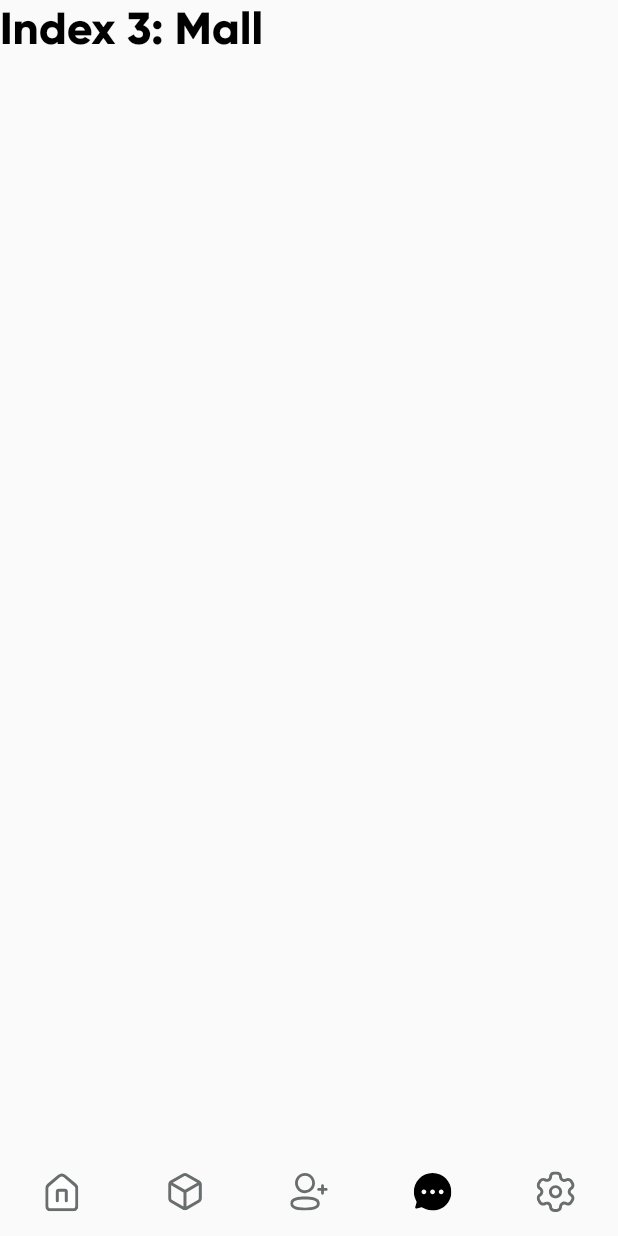
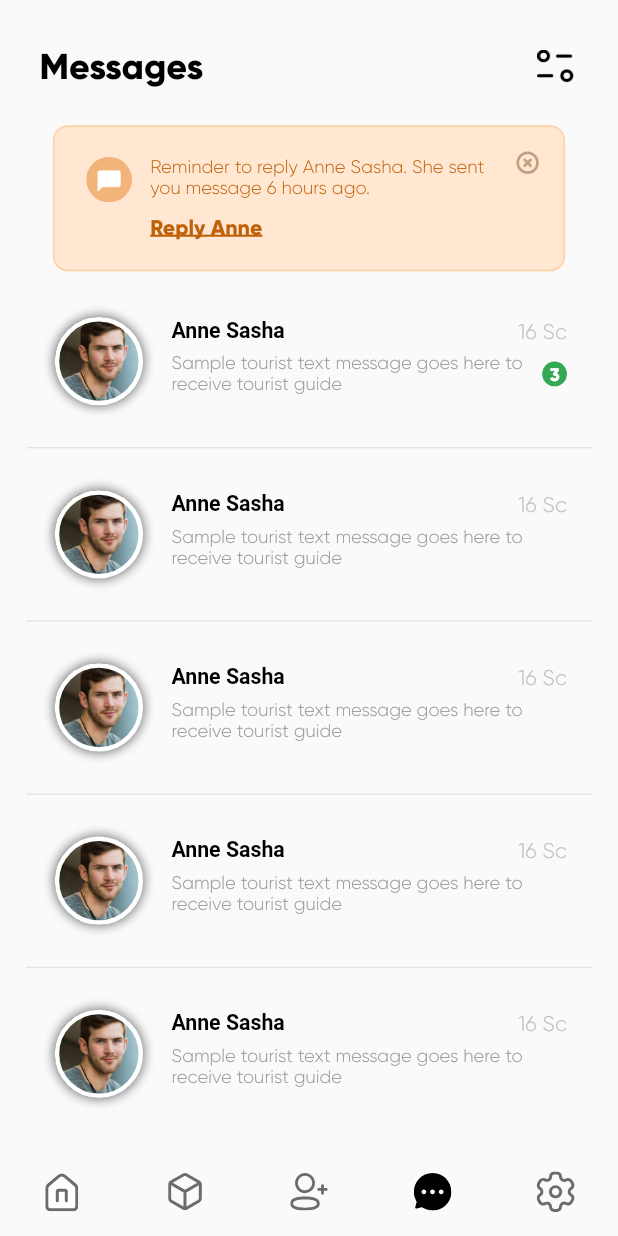
Before and after one commit to ConvrtX-Inc/guided-mobile, a Flutter app: the MainNavigationScreen screen opened directly, item 4 of the bottom bar chosen, on a phone screen of 412 x 824 dp. Run offline on Flutter 3.47's test engine with Material 2 defaults, Android fonts, the phone set to English and light mode, and no system bars; our stand-ins replace badges, carousel_slider, country_code_picker, dots_indicator, flutter_image_slideshow, flutter_keyboard_visibility and 7 more; missing offline and left inert: custom_check_box; network calls fail.

Commit message:
task updates
message filter screen
message inbox screen

```diff
--- a/lib/constants/app_colors.dart
+++ b/lib/constants/app_colors.dart
@@ -16,4 +16,13 @@ class AppColors {
 
   /// Returns cloud color
   static HexColor cloud = HexColor('#C4C4C4');
+
+  /// Returns Champagne color
+  static HexColor champagne = HexColor('#FFE7D1');
+
+  /// Returns Sunset color
+  static HexColor sunset = HexColor('#FFCFA3');
+
+  /// Returns Rust Orange color
+  static HexColor rustOrange = HexColor('#BF610A');
 }
--- /dev/null
+++ b/lib/constants/app_list.dart
@@ -0,0 +1,14 @@
+/// Class for app constant list
+class AppListConstants {
+  /// Constructor
+  AppListConstants();
+
+  /// use in message filter screen
+  static List<String> filterList = <String>[
+    'All',
+    'Unread',
+    'Spam',
+    'Sent',
+    'Archive'
+  ];
+}
--- /dev/null
+++ b/lib/constants/app_texts.dart
@@ -0,0 +1,36 @@
+/// Texts used by the app
+class AppTextConstants {
+  /// Constructor
+  AppTextConstants();
+
+  /// Returns Request Pending text
+  static String requestPending = 'Request Pending';
+
+  /// Returns Message Time text
+  static String messageTime = '16 Sc';
+
+  /// Returns Your booking request in pending status text
+  static String bookingRequestPending =
+      'Your booking request in pending status';
+
+  /// Returns pending  text
+  static String pending = 'Pending';
+
+  /// Returns Request accepted  text
+  static String requestAccepted = 'Request accepted';
+
+  /// Returns Congratulations  text
+  static String congratulations = 'Congratulations';
+
+  /// Returns New message  text
+  static String newMessage = 'New message  ';
+
+  /// Returns Notifications  text
+  static String notification = 'Notifications';
+
+  /// Returns Message Filter  text
+  static String messageFilter = 'Message Filter';
+
+  /// Returns Messages  text
+  static String messages = 'Messages';
+}
--- a/lib/main_navigation/main_navigation.dart
+++ b/lib/main_navigation/main_navigation.dart
@@ -3,6 +3,7 @@ import 'package:guided/common/widgets/bottom_navigation_bar.dart';
 import 'package:guided/main_navigation/home/screens/home_main.dart';
 import 'package:guided/main_navigation/settings/screens/settings_main.dart';
 import 'package:guided/main_navigation/content/content_main.dart';
+import 'package:guided/screens/messsage/message_inbox.dart';
 
 /// Screen for home
 class MainNavigationScreen extends StatefulWidget {
@@ -10,7 +11,9 @@ class MainNavigationScreen extends StatefulWidget {
   final int contentIndex;
 
   /// Constructor
-  const MainNavigationScreen({Key? key, required this.navIndex, required this.contentIndex}) : super(key: key);
+  const MainNavigationScreen(
+      {Key? key, required this.navIndex, required this.contentIndex})
+      : super(key: key);
 
   @override
   _HomeScreenState createState() => _HomeScreenState(navIndex, contentIndex);
@@ -33,7 +36,7 @@ class _HomeScreenState extends State<MainNavigationScreen> {
   }
 
   @override
-  void initState(){
+  void initState() {
     setState(() {
       _selectedIndex = navIndex;
       _selectedContent = contentIndex;
@@ -51,10 +54,7 @@ class _HomeScreenState extends State<MainNavigationScreen> {
       'Index 2: School',
       style: optionStyle,
     ),
-    const Text(
-      'Index 3: Mall',
-      style: optionStyle,
-    ),
+    const MessageInbox(),
     SettingsMain(),
   ];
 
@@ -66,5 +66,4 @@ class _HomeScreenState extends State<MainNavigationScreen> {
             selectedIndex: _selectedIndex,
             setBottomNavigationIndex: setBottomNavigationIndexHandler));
   }
-
 }
--- a/lib/routes/route_generator.dart
+++ b/lib/routes/route_generator.dart
@@ -1,4 +1,6 @@
 import 'package:flutter/material.dart';
+import 'package:guided/screens/messsage/message_filter_screen.dart';
+import 'package:guided/screens/messsage/message_inbox.dart';
 import 'package:guided/screens/notification/notification_screen.dart';
 import 'package:guided/signin_signup/login_screen.dart';
 
@@ -15,6 +17,11 @@ class RouteGenerator {
             builder: (_) => const NotificationScreen());
       case '/login':
         return MaterialPageRoute<dynamic>(builder: (_) => const LoginScreen());
+      case '/message_filter':
+        return MaterialPageRoute<dynamic>(
+            builder: (_) => const MessageFilterScreen());
+      case '/message_inbox':
+        return MaterialPageRoute<dynamic>(builder: (_) => const MessageInbox());
       default:
         return _errorRoute();
     }
--- /dev/null
+++ b/lib/screens/messsage/message_inbox.dart
@@ -0,0 +1,285 @@
+import 'package:flutter/material.dart';
+import 'package:flutter_screenutil/flutter_screenutil.dart';
+import 'package:flutter_svg/flutter_svg.dart';
+import 'package:guided/constants/app_colors.dart';
+import 'package:guided/constants/app_list.dart';
+import 'package:guided/constants/app_texts.dart';
+import 'package:guided/constants/asset_path.dart';
+
+/// Notification Screen
+class MessageInbox extends StatefulWidget {
+  /// Constructor
+  const MessageInbox({Key? key}) : super(key: key);
+
+  @override
+  _MessageInboxState createState() => _MessageInboxState();
+}
+
+class _MessageInboxState extends State<MessageInbox> {
+  double _height = 94.h;
+  double _width = 309.w;
+  @override
+  Widget build(BuildContext context) {
+    return Scaffold(
+      resizeToAvoidBottomInset: true,
+      body: SafeArea(
+        child: Padding(
+          padding: EdgeInsets.symmetric(horizontal: 16.w, vertical: 5.h),
+          child: Column(
+            crossAxisAlignment: CrossAxisAlignment.start,
+            children: <Widget>[
+              // IconButton(
+              //   icon: SvgPicture.asset(
+              //       'assets/images/svg/arrow_back_with_tail.svg',
+              //       height: 40.h,
+              //       width: 40.w),
+              //   onPressed: () {
+              //     Navigator.pop(context);
+              //   },
+              // ),
+              SizedBox(
+                height: 15.h,
+              ),
+              Padding(
+                  padding: EdgeInsets.only(left: 8.w),
+                  child: Row(
+                    mainAxisAlignment: MainAxisAlignment.spaceBetween,
+                    children: <Widget>[
+                      Text(
+                        AppTextConstants.messages,
+                        style: const TextStyle(
+                          fontWeight: FontWeight.w600,
+                          fontSize: 24,
+                        ),
+                      ),
+                      IconButton(
+                        icon: Image.asset(
+                            '${AssetsPath.assetsPNGPath}/sort.png',
+                            height: 22.h,
+                            width: 24.w),
+                        onPressed: () {
+                          Navigator.of(context).pushNamed('/message_filter');
+                        },
+                      ),
+                    ],
+                  )),
+              SizedBox(
+                height: 15.h,
+              ),
+              Center(
+                child: Container(
+                  // color: AppColors.champagne,
+                  decoration: BoxDecoration(
+                      color: AppColors.champagne,
+                      border: Border.all(
+                        color: AppColors.sunset,
+                      ),
+                      borderRadius: BorderRadius.all(Radius.circular(10.r))),
+                  child: AnimatedContainer(
+                    curve: Curves.fastOutSlowIn,
+                    duration: const Duration(milliseconds: 1),
+                    child: SizedBox(
+                      width: _width,
+                      height: _height,
+                      child: Stack(
+                        children: <Widget>[
+                          Positioned(
+                            right: 0.w,
+                            top: 0.h,
+                            child: IconButton(
+                              icon: Image.asset(
+                                  '${AssetsPath.assetsPNGPath}/message_close.png',
+                                  height: 16.h,
+                                  width: 16.w),
+                              onPressed: () {
+                                setState(() {
+                                  _width = 0;
+                                  _height = 0;
+                                });
+                              },
+                            ),
+                          ),
+                          Padding(
+                            padding: const EdgeInsets.all(20),
+                            child: Row(
+                              crossAxisAlignment: CrossAxisAlignment.start,
+                              children: <Widget>[
+                                Container(
+                                  width: 30.w,
+                                  height: 30.h,
+                                  decoration: const BoxDecoration(
+                                    shape: BoxShape.circle,
+                                    image: DecorationImage(
+                                      fit: BoxFit.fill,
+                                      image: AssetImage(
+                                          '${AssetsPath.assetsPNGPath}/message_reminder.png'),
+                                    ),
+                                  ),
+                                ),
+                                SizedBox(
+                                  width: 10.w,
+                                ),
+                                Column(
+                                  crossAxisAlignment: CrossAxisAlignment.start,
+                                  mainAxisAlignment:
+                                      MainAxisAlignment.spaceBetween,
+                                  children: <Widget>[
+                                    SizedBox(
+                                      width: 215.w,
+                                      child: Text(
+                                        'Reminder to reply Anne Sasha. She sent you message 6 hours ago.',
+                                        style: TextStyle(
+                                          fontSize: 12.sp,
+                                          color: AppColors.rustOrange,
+                                        ),
+                                      ),
+                                    ),
+                                    Text(
+                                      'Reply Anne ',
+                                      style: TextStyle(
+                                        decoration: TextDecoration.underline,
+                                        fontWeight: FontWeight.w700,
+                                        fontSize: 14.sp,
+                                        color: AppColors.rustOrange,
+                                        decorationThickness: 2,
+                                      ),
+                                    ),
+                                  ],
+                                )
+                              ],
+                            ),
+                          ),
+                        ],
+                      ),
+                    ),
+                  ),
+                ),
+              ),
+              SizedBox(
+                height: 10.h,
+              ),
+              Expanded(
+                child: ListView.separated(
+                  itemCount: AppListConstants.filterList.length,
+                  itemBuilder: (BuildContext context, int index) {
+                    return Container(
+                      margin: EdgeInsets.symmetric(
+                          horizontal: 15.w, vertical: 20.h),
+                      child: Row(
+                        children: <Widget>[
+                          Container(
+                            height: 58.h,
+                            width: 58.w,
+                            decoration: BoxDecoration(
+                              border: Border.all(color: Colors.white, width: 3),
+                              shape: BoxShape.circle,
+                              image: const DecorationImage(
+                                image: AssetImage(
+                                    '${AssetsPath.assetsPNGPath}/student_profile.png'),
+                                fit: BoxFit.contain,
+                              ),
+                              boxShadow: <BoxShadow>[
+                                BoxShadow(
+                                  color: Colors.black.withOpacity(0.5),
+                                  spreadRadius: 1,
+                                  blurRadius: 5,
+                                  // offset: const Offset(
+                                  //     0, 0), // changes position of shadow
+                                ),
+                              ],
+                            ),
+                          ),
+                          SizedBox(
+                            width: 15.w,
+                          ),
+                          Flexible(
+                            child: Column(
+                              crossAxisAlignment: CrossAxisAlignment.start,
+                              children: <Widget>[
+                                Row(
+                                  mainAxisAlignment:
+                                      MainAxisAlignment.spaceBetween,
+                                  children: <Widget>[
+                                    Text.rich(
+                                      TextSpan(
+                                        children: [
+                                          TextSpan(
+                                            text: 'Anne Sasha',
+                                            style: TextStyle(
+                                              fontWeight: FontWeight.w700,
+                                              fontSize: 14.sp,
+                                              color: Colors.black,
+                                            ),
+                                          ),
+                                        ],
+                                      ),
+                                    ),
+                                    Text(
+                                      AppTextConstants.messageTime,
+                                      style: TextStyle(
+                                        fontSize: 14.sp,
+                                        color: AppColors.cloud,
+                                      ),
+                                    ),
+                                  ],
+                                ),
+                                SizedBox(
+                                  height: 6.h,
+                                ),
+                                Row(
+                                  children: <Widget>[
+                                    SizedBox(
+                                      width: MediaQuery.of(context).size.width *
+                                          0.6,
+                                      child: Text(
+                                        'Sample tourist text message goes here to receive tourist guide ',
+                                        style: TextStyle(
+                                          fontSize: 12.sp,
+                                          color: AppColors.dustyGrey,
+                                        ),
+                                      ),
+                                    ),
+                                    if (index == 0)
+                                      Expanded(
+                                        child: Container(
+                                          padding: const EdgeInsets.all(5),
+                                          decoration: BoxDecoration(
+                                            color: AppColors.mediumGreen,
+                                            shape: BoxShape.circle,
+                                          ),
+                                          child: Center(
+                                            child: Text(
+                                              '3',
+                                              style: TextStyle(
+                                                fontSize: 12.sp,
+                                                color: Colors.white,
+                                                fontWeight: FontWeight.bold,
+                                              ),
+                                            ),
+                                          ),
+                                        ),
+                                      )
+                                  ],
+                                ),
+                                SizedBox(
+                                  height: 6.h,
+                                ),
+                              ],
+                            ),
+                          )
+                        ],
+                      ),
+                    );
+                  },
+                  separatorBuilder: (BuildContext context, int index) {
+                    return const Divider();
+                  },
+                ),
+              )
+            ],
+          ),
+        ),
+      ),
+    );
+  }
+}
```
Also changed, not shown: lib/screens/messsage/message_filter_screen.dart (added, +87 -0 lines), lib/screens/notification/notification_screen.dart (+17 -16 lines), lib/signin_signup/signup_form.dart (+22 -21 lines), lib/signin_signup/signup_verify_phone.dart (+11 -11 lines), assets/images/png/message_close.png (added), assets/images/png/message_reminder.png (added), assets/images/png/sort.png (added).
